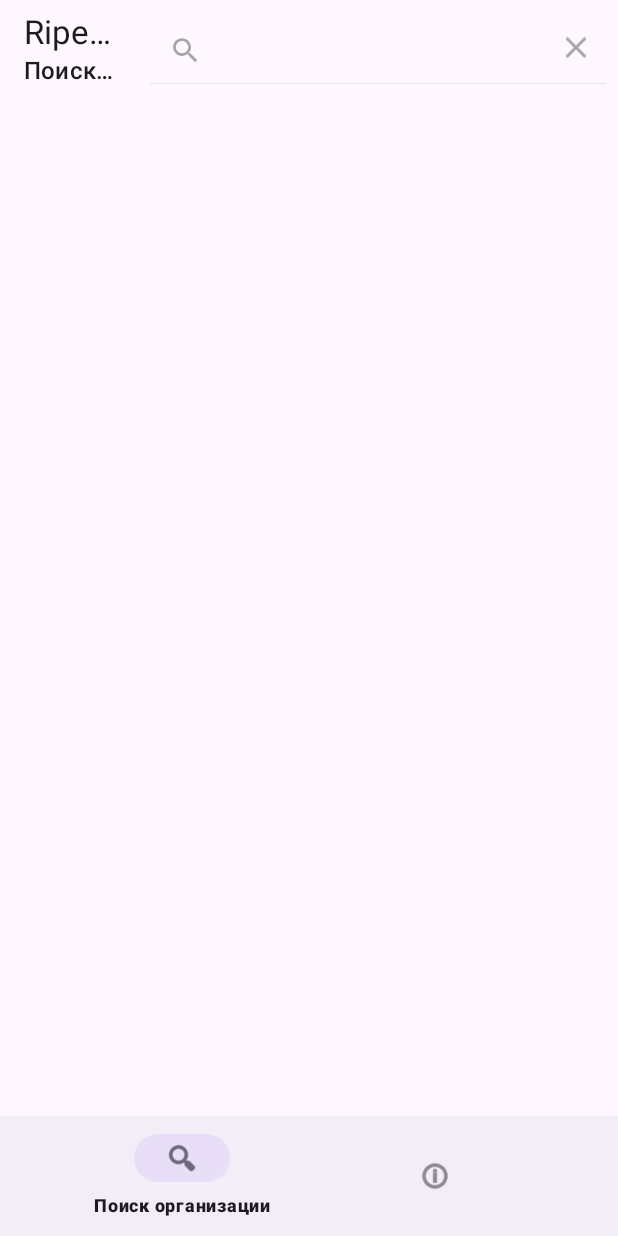
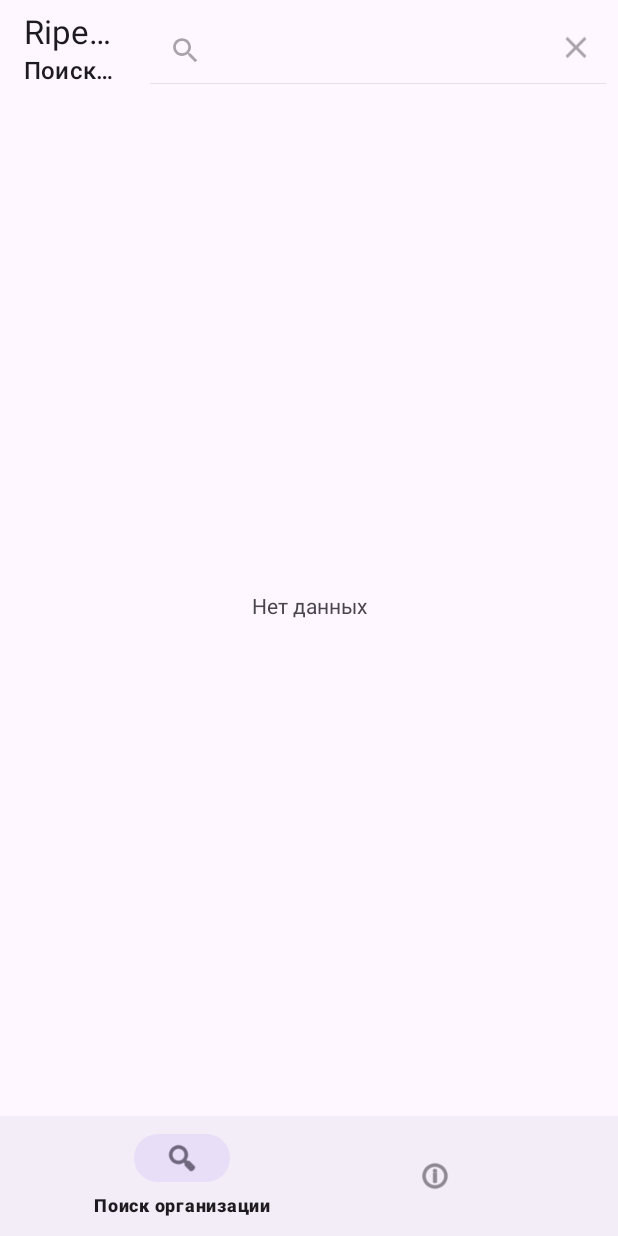
Before and after one commit to AMainActivity/searchRipe, an Android app: the screen it shows after launch (MainActivity), after a tap on "Search", on a phone screen of 412 x 824 dp. Run offline under Robolectric (Android 15) with nearby library versions, the phone set to English and light mode, and no system bars; our stand-ins replace Dagger/Hilt's generated code, Picasso, Room's generated code, navigation-ui; pictures from the network do not load; 4 statements that could not run were skipped.

Commit message:
fix bugs, create new apk

```diff
--- a/app/src/main/java/ama/ripe/search/presentation/InetNumFragment.kt
+++ b/app/src/main/java/ama/ripe/search/presentation/InetNumFragment.kt
@@ -106,14 +106,17 @@ class InetNumFragment : Fragment() {
             when (it) {
                 is StateLoading.Initial -> {
                     binding.progressBarLoading.isVisible = false
+                    binding.llEmptyList.isVisible = false
                 }
 
                 is StateLoading.Loading -> {
                     binding.progressBarLoading.isVisible = true
+                    binding.llEmptyList.isVisible = false
                 }
 
                 is StateLoading.Content -> {
                     binding.progressBarLoading.isVisible = false
+                    binding.llEmptyList.isVisible = false
                     adapter.modifyList(it.currencyList)
                     //adapter.submitList(it.currencyList)
                 }
--- a/app/src/main/java/ama/ripe/search/presentation/OrganizationFragment.kt
+++ b/app/src/main/java/ama/ripe/search/presentation/OrganizationFragment.kt
@@ -87,23 +87,28 @@ class OrganizationFragment : Fragment() {
 
     private fun setObserverState() {
         viewModel.stateOrganization.observe(viewLifecycleOwner) {
+            adapter.submitList(listOf())
             when (it) {
                 is StateLoading.Initial -> {
                     binding.progressBarLoading.isVisible = false
+                    binding.llEmptyList.isVisible = false
                 }
 
                 is StateLoading.Loading -> {
                     binding.progressBarLoading.isVisible = true
+                    binding.llEmptyList.isVisible = false
                 }
 
                 is StateLoading.Content -> {
                     binding.progressBarLoading.isVisible = false
+                    binding.llEmptyList.isVisible = false
                     adapter.submitList(it.currencyList)
                 }
 
                 is StateLoading.ContentError -> {
-                    Toast.makeText(requireContext(), it.er, Toast.LENGTH_SHORT).show()
                     binding.progressBarLoading.isVisible = false
+                    binding.llEmptyList.isVisible = true
+                    binding.tvOrgNoData.text = it.er
                 }
             }
         }
--- a/app/src/main/res/layout/fragment_organization.xml
+++ b/app/src/main/res/layout/fragment_organization.xml
@@ -6,6 +6,15 @@
     android:layout_height="match_parent"
     android:orientation="vertical"
     tools:context=".presentation.OrganizationFragment">
+
+    <FrameLayout
+        android:layout_width="match_parent"
+        android:layout_height="match_parent">
+
+        <LinearLayout
+            android:layout_width="match_parent"
+            android:layout_height="match_parent"
+            android:orientation="vertical">
 
             <ProgressBar
                 android:id="@+id/progress_bar_loading"
@@ -22,3 +31,21 @@
                 tools:listitem="@layout/item_organization" />
 
         </LinearLayout>
+
+        <LinearLayout
+            android:id="@+id/ll_empty_list"
+            android:layout_width="match_parent"
+            android:layout_height="match_parent"
+            android:orientation="vertical"
+            android:visibility="invisible">
+
+            <com.google.android.material.textview.MaterialTextView
+                android:id="@+id/tv_org_no_data"
+                android:layout_width="match_parent"
+                android:layout_height="match_parent"
+                android:layout_gravity="center"
+                android:gravity="center"
+                android:text="@string/empty_list" />
+        </LinearLayout>
+    </FrameLayout>
+</LinearLayout>
```
Also changed, not shown: app/src/main/res/layout/fragment_inet_num.xml (+7 -6 lines). Lines whose indentation alone changed are shown as unchanged.
